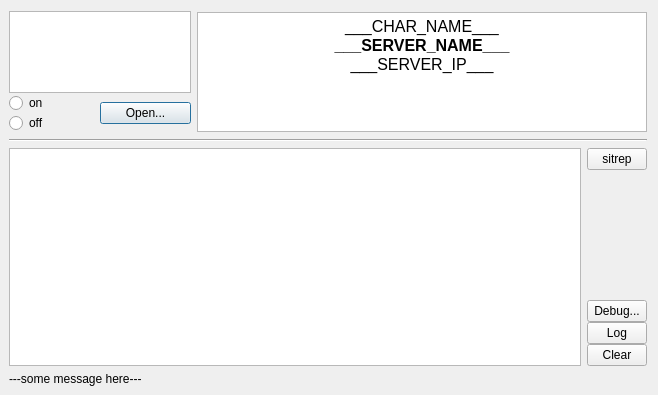
Before: the Qt Designer form plugin/DayzServerIp.ui in dehesselle/dayzsrvip, drawn with Qt 5.
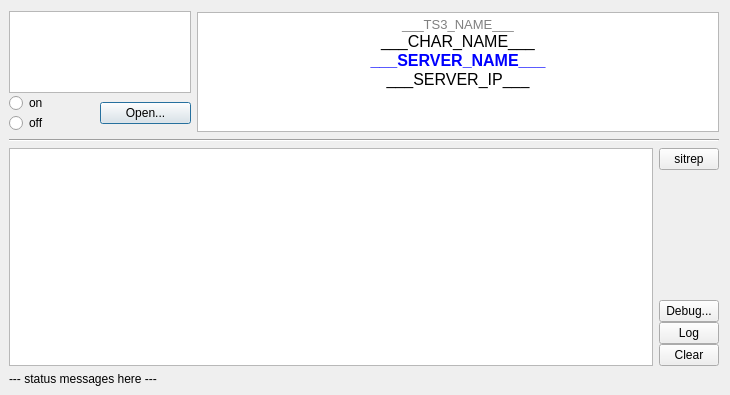
After: the same form once the commit is applied.

```diff
--- a/plugin/DayzServerIp.ui
+++ b/plugin/DayzServerIp.ui
@@ -6,7 +6,7 @@
    <rect>
     <x>0</x>
     <y>0</y>
-    <width>658</width>
+    <width>730</width>
     <height>395</height>
    </rect>
   </property>
@@ -111,8 +111,9 @@
 &lt;html&gt;&lt;head&gt;&lt;meta name=&quot;qrichtext&quot; content=&quot;1&quot; /&gt;&lt;style type=&quot;text/css&quot;&gt;
 p, li { white-space: pre-wrap; }
 &lt;/style&gt;&lt;/head&gt;&lt;body style=&quot; font-family:'MS Shell Dlg 2'; font-size:8.25pt; font-weight:400; font-style:normal;&quot;&gt;
+&lt;p align=&quot;center&quot; style=&quot; margin-top:0px; margin-bottom:0px; margin-left:0px; margin-right:0px; -qt-block-indent:0; text-indent:0px;&quot;&gt;&lt;span style=&quot; font-size:10pt; color:#808080;&quot;&gt;___TS3_NAME___&lt;/span&gt;&lt;/p&gt;
 &lt;p align=&quot;center&quot; style=&quot; margin-top:0px; margin-bottom:0px; margin-left:0px; margin-right:0px; -qt-block-indent:0; text-indent:0px;&quot;&gt;&lt;span style=&quot; font-size:12pt;&quot;&gt;___CHAR_NAME___&lt;/span&gt;&lt;/p&gt;
-&lt;p align=&quot;center&quot; style=&quot; margin-top:0px; margin-bottom:0px; margin-left:0px; margin-right:0px; -qt-block-indent:0; text-indent:0px;&quot;&gt;&lt;span style=&quot; font-size:12pt; font-weight:600;&quot;&gt;___SERVER_NAME___&lt;/span&gt;&lt;/p&gt;
+&lt;p align=&quot;center&quot; style=&quot; margin-top:0px; margin-bottom:0px; margin-left:0px; margin-right:0px; -qt-block-indent:0; text-indent:0px;&quot;&gt;&lt;span style=&quot; font-size:12pt; font-weight:600; color:#0000ff;&quot;&gt;___SERVER_NAME___&lt;/span&gt;&lt;/p&gt;
 &lt;p align=&quot;center&quot; style=&quot; margin-top:0px; margin-bottom:0px; margin-left:0px; margin-right:0px; -qt-block-indent:0; text-indent:0px;&quot;&gt;&lt;span style=&quot; font-size:12pt;&quot;&gt;___SERVER_IP___&lt;/span&gt;&lt;/p&gt;
 &lt;p align=&quot;center&quot; style=&quot;-qt-paragraph-type:empty; margin-top:0px; margin-bottom:0px; margin-left:0px; margin-right:0px; -qt-block-indent:0; text-indent:0px;&quot;&gt;&lt;br /&gt;&lt;/p&gt;&lt;/body&gt;&lt;/html&gt;</string>
        </property>
@@ -224,7 +225,7 @@
      <item>
       <widget class="QLabel" name="lMessage">
        <property name="text">
-        <string>---some message here---</string>
+        <string>--- status messages here ---</string>
        </property>
       </widget>
      </item>
```
